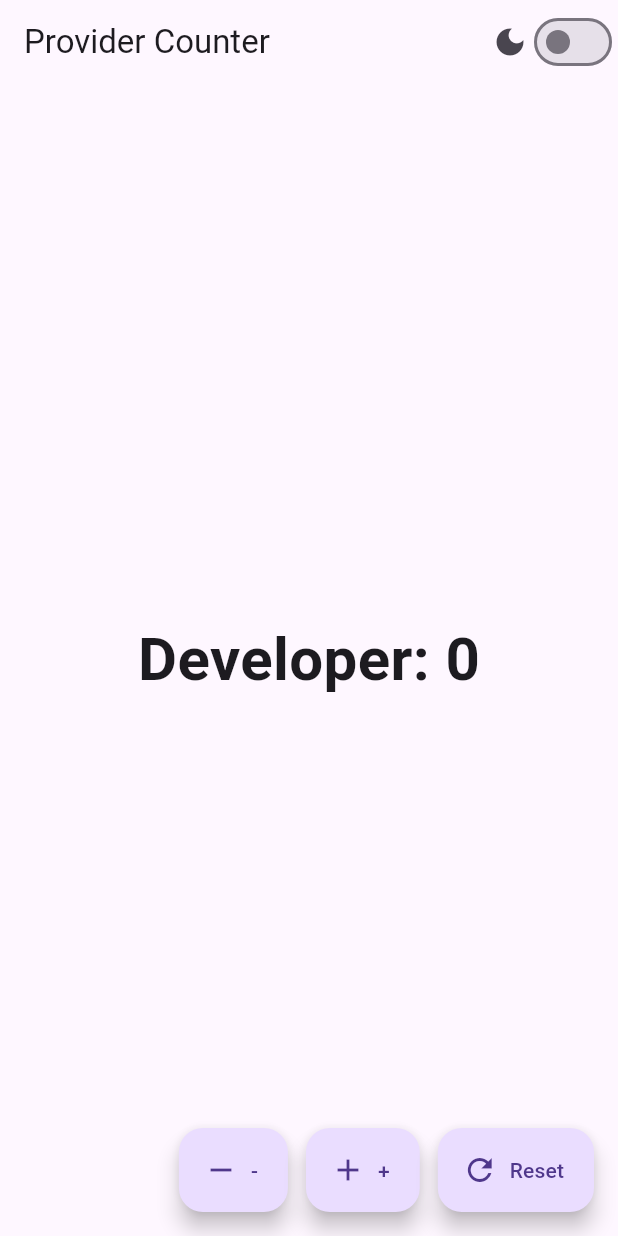
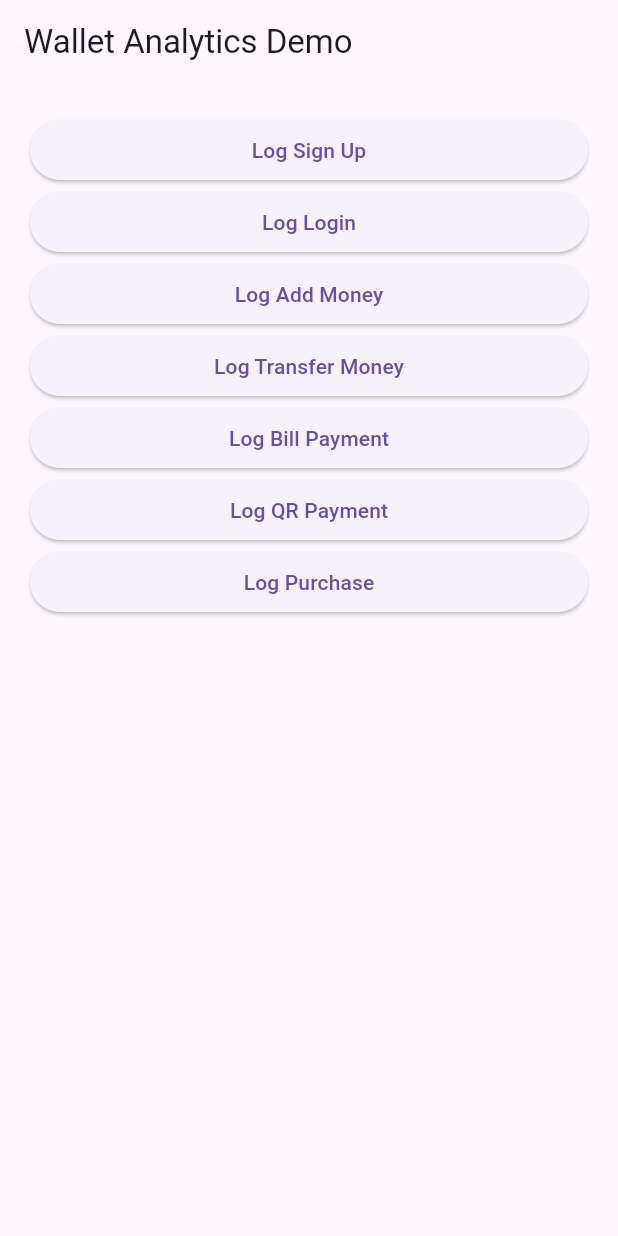
Before and after one commit to aoypsk8/test_gitflow_workflow, a Flutter app: the screen it shows after launch, on a phone screen of 412 x 824 dp. Run offline on Flutter 3.47's test engine with Material 3 defaults, Android fonts, the phone set to English and light mode, and no system bars; our stand-ins replace firebase_analytics, firebase_core; accounts and stored records are empty.

Commit message:
no message

```diff
--- a/lib/main.dart
+++ b/lib/main.dart
@@ -1,35 +1,143 @@
 import 'package:flutter/material.dart';
-import 'package:provider/provider.dart';
-import 'providers/counter_provider.dart';
-import 'providers/theme_provider.dart';
-import 'screens/counter_screen.dart';
+import 'package:firebase_core/firebase_core.dart';
+import 'firebase_options.dart';
+import 'package:firebase_analytics/firebase_analytics.dart';
 
-void main() {
+Future<void> main() async {
+  WidgetsFlutterBinding.ensureInitialized();
+  await Firebase.initializeApp(
+    options: DefaultFirebaseOptions.currentPlatform,
+  );
   runApp(const MyApp());
 }
 
 class MyApp extends StatelessWidget {
   const MyApp({super.key});
+  static final FirebaseAnalytics analytics = FirebaseAnalytics.instance;
 
   @override
   Widget build(BuildContext context) {
-    return MultiProvider(
-      providers: [
-        ChangeNotifierProvider(create: (_) => CounterProvider()),
-        ChangeNotifierProvider(create: (_) => ThemeProvider()),
+    return MaterialApp(
+      title: 'Wallet Analytics Demo',
+      debugShowCheckedModeBanner: false,
+      navigatorObservers: [
+        FirebaseAnalyticsObserver(analytics: analytics),
       ],
-      child: Builder(
-        builder: (context) {
-          final theme = context.watch<ThemeProvider>();
-          return MaterialApp(
-            title: 'Provider Learn',
-            debugShowCheckedModeBanner: false,
-            theme: ThemeData.light(useMaterial3: true),
-            darkTheme: ThemeData.dark(useMaterial3: true),
-            themeMode: theme.mode,
-            home: const CounterScreen()
-          );
-        },
+      home: const HomePage(),
+    );
+  }
+}
+
+class HomePage extends StatelessWidget {
+  const HomePage({super.key});
+
+  // ---------- EVENT HELPERS ----------
+
+  Future<void> logSignUp() async {
+    await FirebaseAnalytics.instance.logSignUp(signUpMethod: "phone_number");
+  }
+
+  Future<void> logLogin() async {
+    await FirebaseAnalytics.instance.logLogin(loginMethod: "email");
+  }
+
+  Future<void> logAddMoney() async {
+    await FirebaseAnalytics.instance.logEvent(
+      name: "add_money",
+      parameters: {
+        "amount": 50000,          // LAK
+        "currency": "LAK",
+        "payment_method": "visa",
+      },
+    );
+  }
+
+  Future<void> logTransfer() async {
+    await FirebaseAnalytics.instance.logEvent(
+      name: "transfer_money",
+      parameters: {
+        "amount": 200000,
+        "currency": "LAK",
+        "to_type": "wallet",
+        "recipient_id": "user_456",
+      },
+    );
+  }
+
+  Future<void> logBillPayment() async {
+    await FirebaseAnalytics.instance.logEvent(
+      name: "bill_payment",
+      parameters: {
+        "bill_type": "electricity",
+        "amount": 120000,
+        "currency": "LAK",
+        "provider": "EDL",
+      },
+    );
+  }
+
+  Future<void> logQrPayment() async {
+    await FirebaseAnalytics.instance.logEvent(
+      name: "scan_qr_payment",
+      parameters: {
+        "merchant_id": "merchant_789",
+        "amount": 45000,
+        "currency": "LAK",
+      },
+    );
+  }
+
+  Future<void> logPurchase() async {
+    await FirebaseAnalytics.instance.logPurchase(
+      currency: "USD",
+      value: 9.99,
+      items: [
+        AnalyticsEventItem(
+          itemId: "sku123",
+          itemName: "VIP Membership",
+          quantity: 1,
+        ),
+      ],
+    );
+  }
+
+  // ---------- UI ----------
+  @override
+  Widget build(BuildContext context) {
+    return Scaffold(
+      appBar: AppBar(title: const Text("Wallet Analytics Demo")),
+      body: ListView(
+        padding: const EdgeInsets.all(20),
+        children: [
+          ElevatedButton(
+            onPressed: logSignUp,
+            child: const Text("Log Sign Up"),
+          ),
+          ElevatedButton(
+            onPressed: logLogin,
+            child: const Text("Log Login"),
+          ),
+          ElevatedButton(
+            onPressed: logAddMoney,
+            child: const Text("Log Add Money"),
+          ),
+          ElevatedButton(
+            onPressed: logTransfer,
+            child: const Text("Log Transfer Money"),
+          ),
+          ElevatedButton(
+            onPressed: logBillPayment,
+            child: const Text("Log Bill Payment"),
+          ),
+          ElevatedButton(
+            onPressed: logQrPayment,
+            child: const Text("Log QR Payment"),
+          ),
+          ElevatedButton(
+            onPressed: logPurchase,
+            child: const Text("Log Purchase"),
+          ),
+        ],
       ),
     );
   }
--- a/pubspec.yaml
+++ b/pubspec.yaml
@@ -37,6 +37,8 @@ dependencies:
   cupertino_icons: ^1.0.8
 
   provider: ^6.1.5+1
+  firebase_core: ^4.1.0
+  firebase_analytics: ^12.0.1
 
 dev_dependencies:
   flutter_test:
```
Also changed, not shown: firebase.json (added), lib/firebase_options.dart (added), pubspec.lock, 9 other files.
